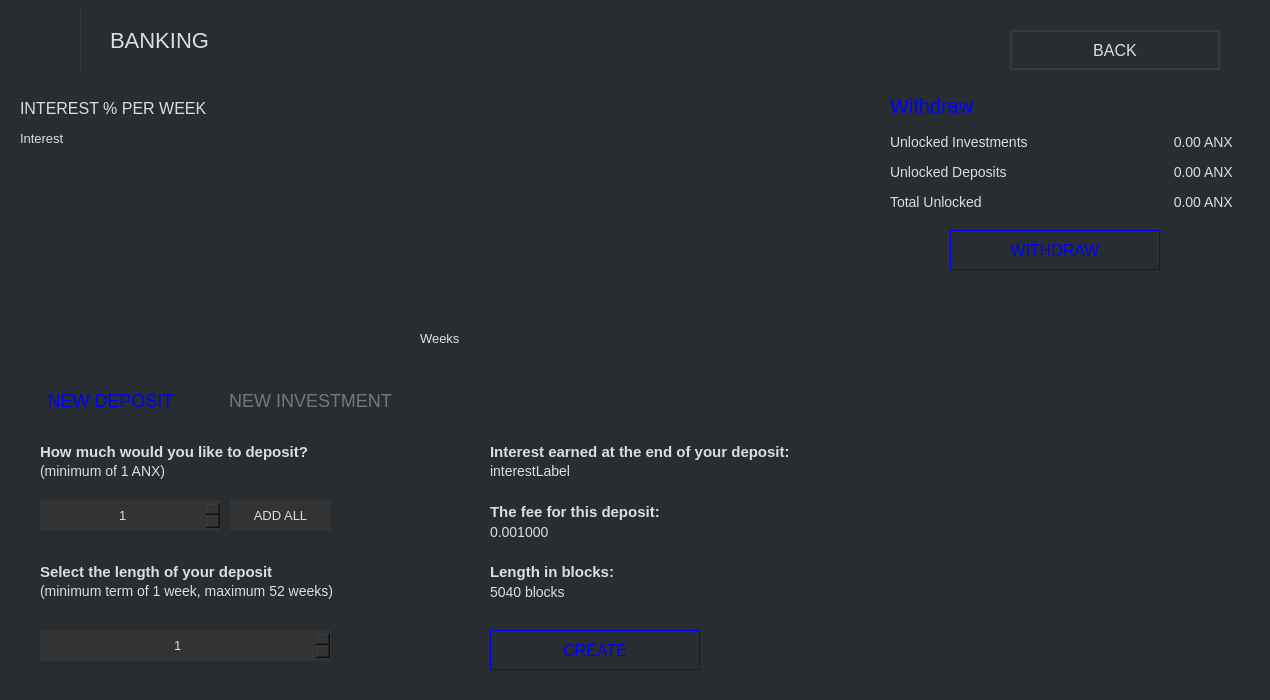
The window that src/gui/ui/depositsframe.ui (aluisyoanx/gui-wallet) describes before a commit, drawn with Qt 5.
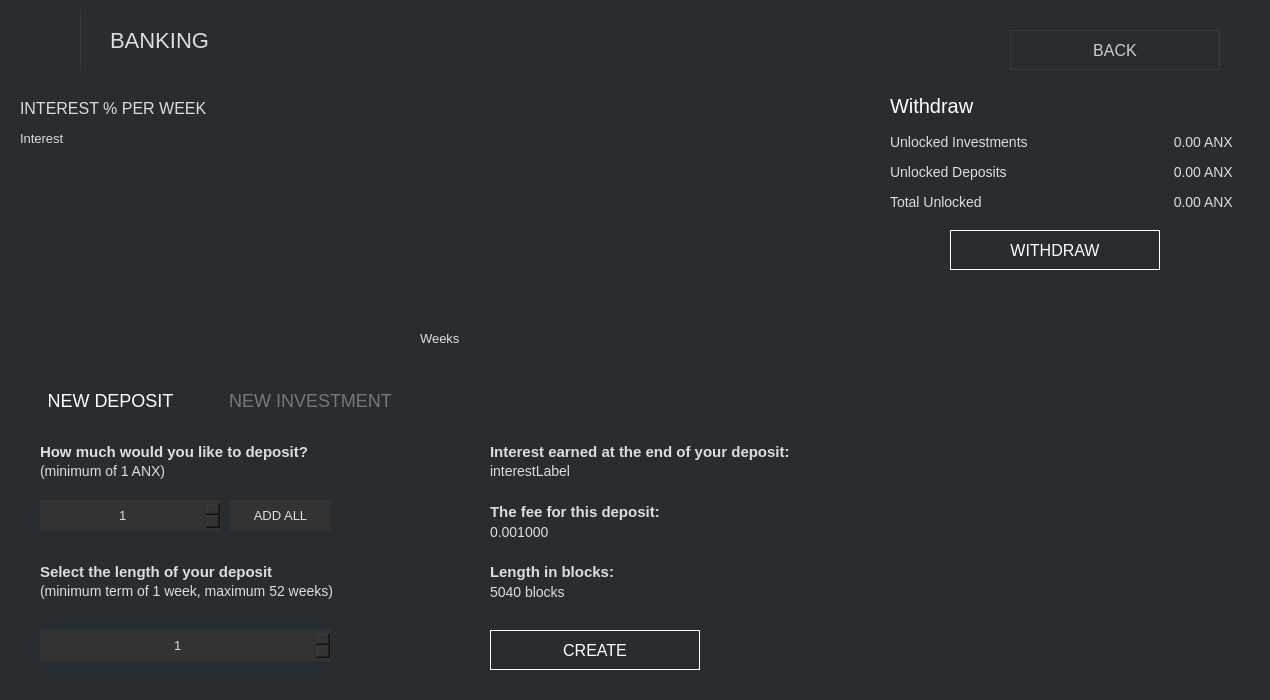
The same window after the commit. Icons and pictures are not drawn.

```diff
--- a/src/gui/ui/depositsframe.ui
+++ b/src/gui/ui/depositsframe.ui
@@ -164,7 +164,9 @@
        </font>
       </property>
       <property name="styleSheet">
-       <string notr="true">color: #ddd; border: 2px solid #343a40; font-size: 16px;</string>
+       <string notr="true">QPushButton#m_backButton {color: #ccc; border: 1px solid #343a40; font-size: 16px; background-color: #21259;}
+
+QPushButton#m_backButton:hover {color: #ddd; border: 2px solid #444; font-size: 16px; background-color: #21259;}</string>
       </property>
       <property name="text">
        <string>BACK</string>
@@ -228,7 +230,9 @@
         </font>
        </property>
        <property name="styleSheet">
-        <string notr="true">color: blue; background-color: #1; border: 1px solid blue; font-size: 16px;</string>
+        <string notr="true">QPushButton#m_depositButton {color: white; background-color: #1; border: 1px solid white; font-size: 16px;}
+
+QPushButton#m_depositButton:hover {color: white; background-color: #1; border: 2px solid white; font-size: 16px;}</string>
        </property>
        <property name="text">
         <string>CREATE</string>
@@ -421,7 +425,7 @@
         <rect>
          <x>470</x>
          <y>100</y>
-         <width>181</width>
+         <width>311</width>
          <height>23</height>
         </rect>
        </property>
@@ -710,7 +714,9 @@
         </font>
        </property>
        <property name="styleSheet">
-        <string notr="true">color: blue; background-color: #1; border: 1px solid blue; font-size: 16px;</string>
+        <string notr="true">QPushButton#m_withdrawButton {color: white; background-color: #1; border: 1px solid white; font-size: 16px;}
+
+QPushButton#m_withdrawButton:hover {color: white; background-color: #1; border: 2px solid white; font-size: 16px;}</string>
        </property>
        <property name="text">
         <string>WITHDRAW</string>
@@ -731,7 +737,7 @@
         </font>
        </property>
        <property name="styleSheet">
-        <string notr="true">color: blue; font-size: 20px;</string>
+        <string notr="true">color: white; font-size: 20px;</string>
        </property>
        <property name="text">
         <string>Withdraw</string>
@@ -986,7 +992,7 @@
        </font>
       </property>
       <property name="styleSheet">
-       <string notr="true">color: blue; background-color: #282d31; font-size: 18px;</string>
+       <string notr="true">color: white; background-color: #282d31; font-size: 18px;</string>
       </property>
       <property name="text">
        <string>NEW DEPOSIT</string>
@@ -1049,7 +1055,7 @@
         </font>
        </property>
        <property name="styleSheet">
-        <string notr="true">color: blue; background-color: #1; border: 1px solid blue; font-size: 16px;</string>
+        <string notr="true">color: white; background-color: #1; border: 1px solid white; font-size: 16px;</string>
        </property>
        <property name="text">
         <string>CREATE</string>
@@ -1251,7 +1257,7 @@
         <rect>
          <x>470</x>
          <y>100</y>
-         <width>181</width>
+         <width>311</width>
          <height>23</height>
         </rect>
        </property>
```
Left out of the diff: 8 changed lines with no effect on the pictures.
